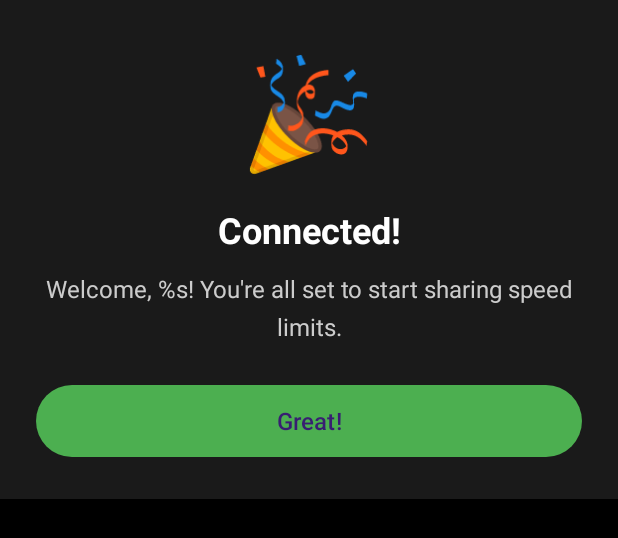
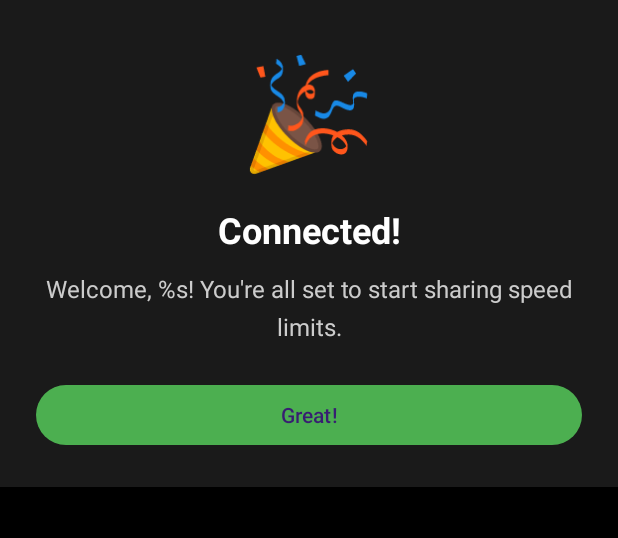
Before and after one commit to itomicspaceman/speed-alert, an Android app: the layout dialog_osm_login_success.xml on its own in the app's theme, with its tools: preview values and no code run, on a phone screen of 412 x 824 dp. Shown: the top 538 px of the screen. Run offline under Robolectric (Android 15) with nearby library versions, the phone set to English and light mode, and no system bars.

Commit message:
Apply wrap_content height consistently to all dialog buttons

```diff
--- a/app/src/main/res/layout/activity_disclaimer.xml
+++ b/app/src/main/res/layout/activity_disclaimer.xml
@@ -87,10 +87,10 @@
         <com.google.android.material.button.MaterialButton
             android:id="@+id/rejectButton"
             android:layout_width="0dp"
-            android:layout_height="56dp"
+            android:layout_height="wrap_content"
+            android:minHeight="56dp"
             android:layout_weight="1"
             android:text="@string/disclaimer_reject"
-            android:textSize="16sp"
             style="@style/Widget.Material3.Button.OutlinedButton"
             app:strokeColor="#666666"
             android:textColor="#999999"
--- a/app/src/main/res/layout/dialog_osm_login_success.xml
+++ b/app/src/main/res/layout/dialog_osm_login_success.xml
@@ -45,9 +45,8 @@
         android:id="@+id/greatButton"
         xmlns:app="http://schemas.android.com/apk/res-auto"
         android:layout_width="match_parent"
-        android:layout_height="56dp"
+        android:layout_height="wrap_content"
         android:text="@string/osm_login_success_button"
-        android:textSize="16sp"
         style="@style/Widget.Material3.Button"
         app:backgroundTint="#4CAF50" />
 
--- a/app/src/main/res/layout/dialog_osm_success.xml
+++ b/app/src/main/res/layout/dialog_osm_success.xml
@@ -54,7 +54,7 @@
     <com.google.android.material.button.MaterialButton
         android:id="@+id/closeButton"
         android:layout_width="wrap_content"
-        android:layout_height="48dp"
+        android:layout_height="wrap_content"
         android:text="✓"
         android:textSize="24sp"
         android:paddingStart="32dp"
```
Also changed, not shown: app/src/main/res/layout/dialog_osm_why_connect.xml (+2 -7 lines).
